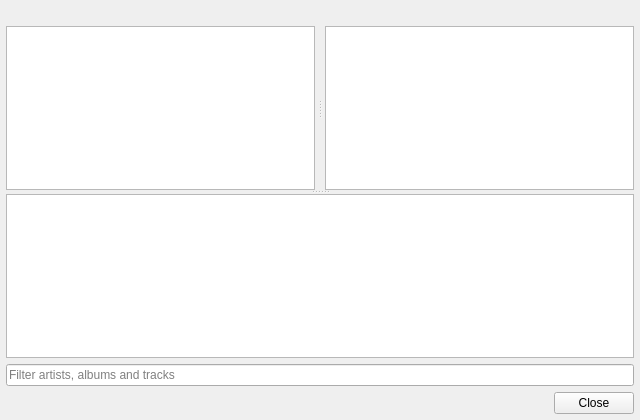
First picture: the form in qmmp/src/plugins/General/library/librarywidget.ui, repository desertmilk/qmmp-with-media-library, before the edit.
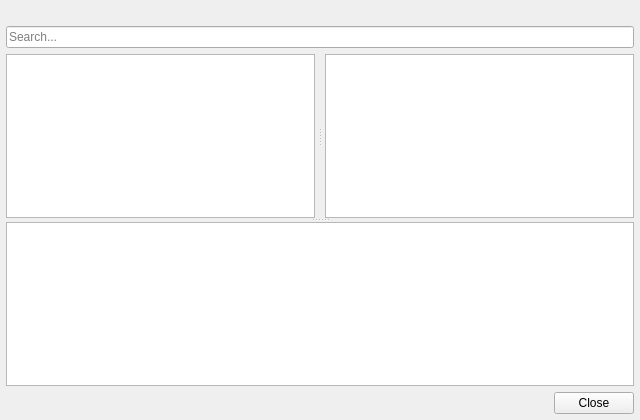
Second picture: the form after the edit.

Commit message: feat: enhance media library with search functionality and improve track playback

What changed in the file:
```diff
--- a/qmmp/src/plugins/General/library/librarywidget.ui
+++ b/qmmp/src/plugins/General/library/librarywidget.ui
@@ -26,6 +26,12 @@
    <property name="topMargin">
     <number>26</number>
    </property>
+   <item>
+    <widget class="QLineEdit" name="filterLineEdit">
+     <property name="placeholderText"><string>Search...</string></property>
+     <property name="clearButtonEnabled"><bool>true</bool></property>
+    </widget>
+   </item>
    <item>
     <widget class="QSplitter" name="contentSplitter">
      <property name="orientation">
@@ -85,12 +91,6 @@
      </widget>
     </widget>
    </item>
-   <item>
-      <widget class="QLineEdit" name="filterLineEdit">
-       <property name="placeholderText"><string>Filter artists, albums and tracks</string></property>
-       <property name="clearButtonEnabled"><bool>true</bool></property>
-      </widget>
-      </item>
    <item>
     <widget class="QDialogButtonBox" name="buttonBox">
      <property name="standardButtons">
```
The commit also changes 2 other files.
